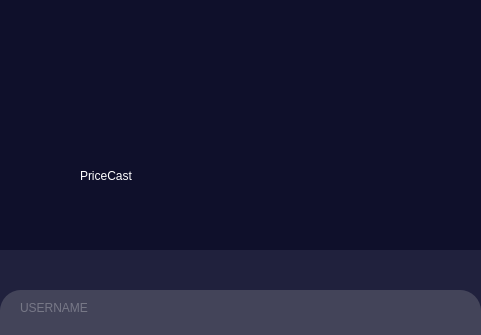
Qt form LOGIN.ui (lykzmadrid/SalesCast) before a commit; both pictures show x 390 to 871 and y 0 to 335 of the 1242 by 800 pixel window.
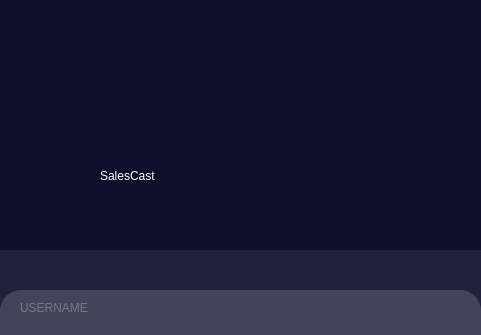
The same form after that commit. Icons and pictures are not drawn.

Commit message: testing lang yung mga print

What changed in the file:
```diff
--- a/LOGIN.ui
+++ b/LOGIN.ui
@@ -63,9 +63,9 @@
     <widget class="QLabel" name="label">
      <property name="geometry">
       <rect>
-       <x>470</x>
+       <x>490</x>
        <y>140</y>
-       <width>321</width>
+       <width>261</width>
        <height>71</height>
       </rect>
      </property>
@@ -75,7 +75,7 @@
 color: rgb(255, 255, 255);</string>
      </property>
      <property name="text">
-      <string>PriceCast</string>
+      <string>SalesCast</string>
      </property>
     </widget>
     <widget class="QFrame" name="frame">
```
Left out of the diff: 4 changed lines with no effect on the pictures.
